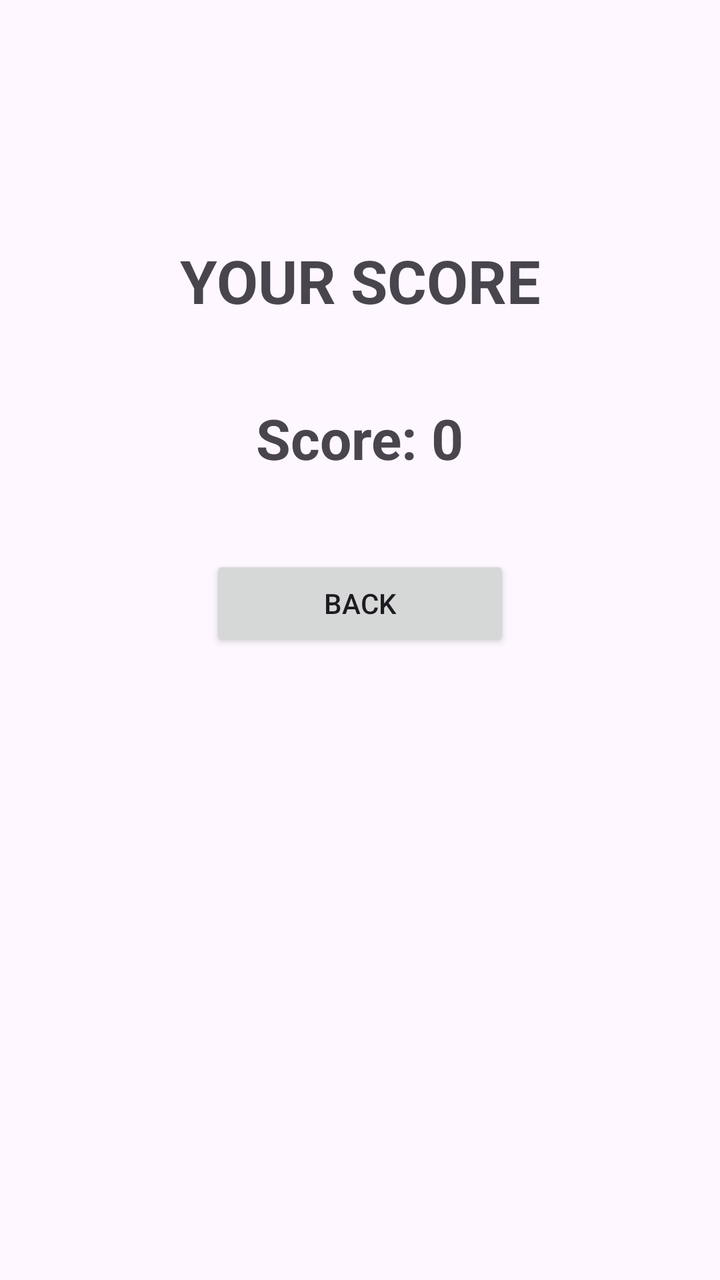
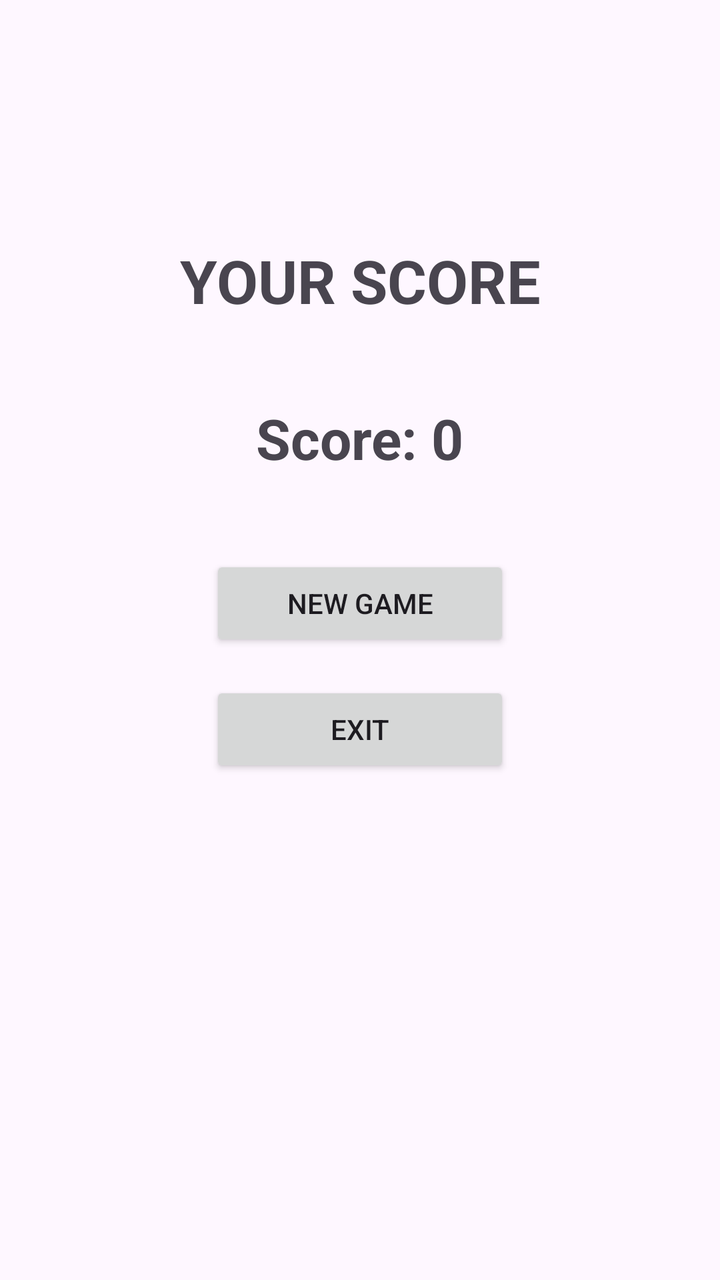

The first picture is an Android layout as it rendered before a commit; the second is the same layout after the commit. The layout source and the unified diff follow.
<!-- AndroidManifest.xml: application theme Theme.GuessTheNumber -->
<!-- res/layout/activity_main2.xml -->
<?xml version="1.0" encoding="utf-8"?>
<androidx.constraintlayout.widget.ConstraintLayout
    xmlns:android="http://schemas.android.com/apk/res/android"
    xmlns:app="http://schemas.android.com/apk/res-auto"
    xmlns:tools="http://schemas.android.com/tools"
    android:layout_width="match_parent"
    android:layout_height="match_parent"
    tools:context=".MainActivity2">

    <TextView
        android:id="@+id/scoreTitle"
        android:layout_width="wrap_content"
        android:layout_height="wrap_content"
        android:text="YOUR SCORE"
        android:textSize="30sp"
        android:textStyle="bold"
        app:layout_constraintTop_toTopOf="parent"
        app:layout_constraintStart_toStartOf="parent"
        app:layout_constraintEnd_toEndOf="parent"
        android:layout_marginTop="120dp" />

    <TextView
        android:id="@+id/scoreText"
        android:layout_width="wrap_content"
        android:layout_height="wrap_content"
        android:text="Score: 0"
        android:textSize="28sp"
        android:textStyle="bold"
        app:layout_constraintTop_toBottomOf="@id/scoreTitle"
        app:layout_constraintStart_toStartOf="parent"
        app:layout_constraintEnd_toEndOf="parent"
        android:layout_marginTop="40dp" />

    <Button
        android:id="@+id/backButton"
        android:layout_width="150dp"
        android:layout_height="wrap_content"
        android:text="BACK"
        app:layout_constraintTop_toBottomOf="@id/scoreText"
        app:layout_constraintStart_toStartOf="parent"
        app:layout_constraintEnd_toEndOf="parent"
        android:layout_marginTop="40dp" />

</androidx.constraintlayout.widget.ConstraintLayout>
<!-- resources referenced by this layout -->
<resources>
  <style name="Theme.GuessTheNumber" parent="Base.Theme.GuessTheNumber" />
  <style name="Base.Theme.GuessTheNumber" parent="Theme.Material3.DayNight.NoActionBar">
          
          
      </style>
</resources>

<!-- the commit's change to res/layout/activity_main2.xml (unified diff, before → after) -->
@@ -32,13 +32,23 @@
         android:layout_marginTop="40dp" />
 
     <Button
-        android:id="@+id/backButton"
+        android:id="@+id/newGameButton"
         android:layout_width="150dp"
         android:layout_height="wrap_content"
-        android:text="BACK"
+        android:text="NEW GAME"
         app:layout_constraintTop_toBottomOf="@id/scoreText"
         app:layout_constraintStart_toStartOf="parent"
         app:layout_constraintEnd_toEndOf="parent"
         android:layout_marginTop="40dp" />
 
+    <Button
+        android:id="@+id/exitButton"
+        android:layout_width="150dp"
+        android:layout_height="wrap_content"
+        android:text="EXIT"
+        app:layout_constraintTop_toBottomOf="@id/newGameButton"
+        app:layout_constraintStart_toStartOf="parent"
+        app:layout_constraintEnd_toEndOf="parent"
+        android:layout_marginTop="15dp" />
+
 </androidx.constraintlayout.widget.ConstraintLayout>
